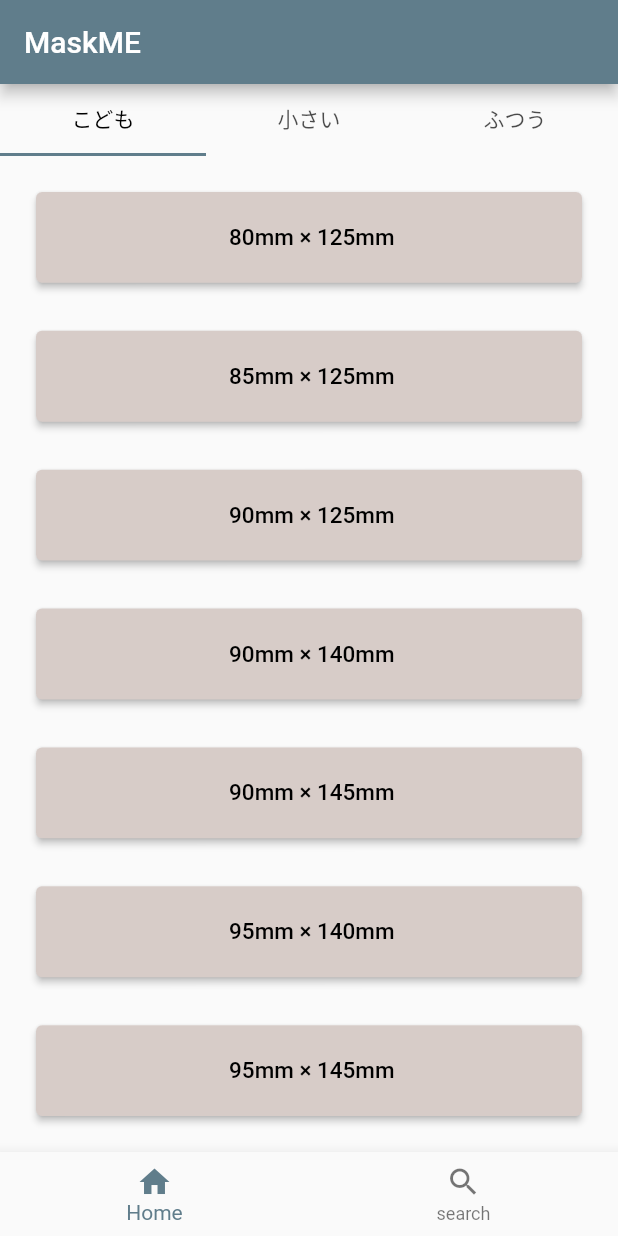
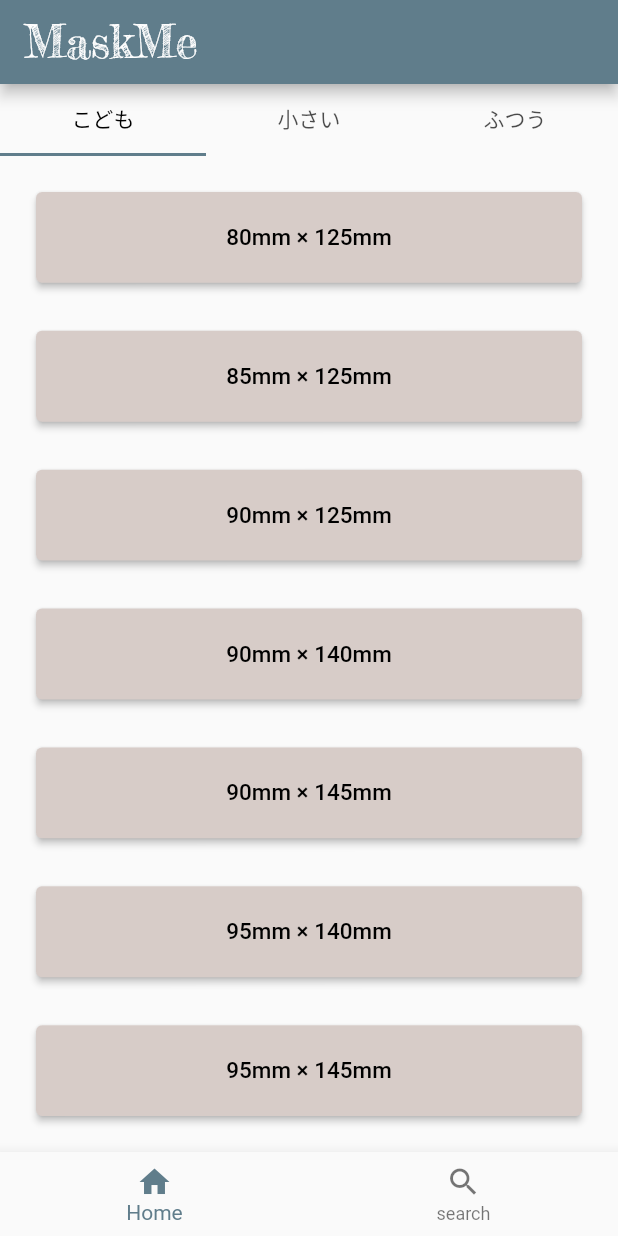
Before and after one commit to tai0116/mask2, a Flutter app: the screen it shows after launch, on a phone screen of 412 x 824 dp. Run offline on Flutter 3.47's test engine with Material 2 defaults, Android fonts, the phone set to English and light mode, and no system bars; our stand-ins replace cloud_firestore, firebase_core; accounts and stored records are empty.

Commit message:
カスタムフォント追加

```diff
--- a/lib/screens/nav.dart
+++ b/lib/screens/nav.dart
@@ -1,3 +1,5 @@
+import 'dart:ui';
+
 import 'package:flutter/material.dart';
 
 import 'home_screen.dart';
@@ -25,7 +27,8 @@ class _NavState extends State<Nav> {
   Widget build(BuildContext context) {
     return Scaffold(
       appBar: AppBar(
-        title: Text('MaskME'),
+        title: Text('MaskMe',
+            style: TextStyle(fontFamily: 'FrederickatheGreat', fontSize: 30.0)),
       ),
       body: Center(
         child: widgetOptions.elementAt(selectedIndex),
```
Also changed, not shown: lib/screens/first_tab.dart (+7 -7 lines), pubspec.yaml (+4 -4 lines), fonts/FrederickatheGreat-Regular.ttf (added), fonts/Sacramento-Regular.ttf (added).
